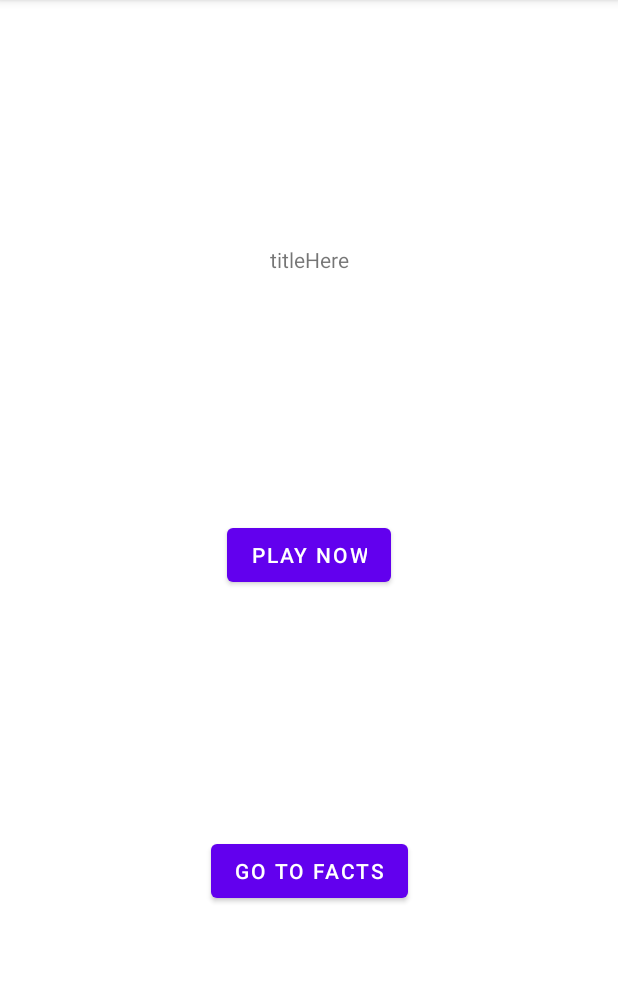
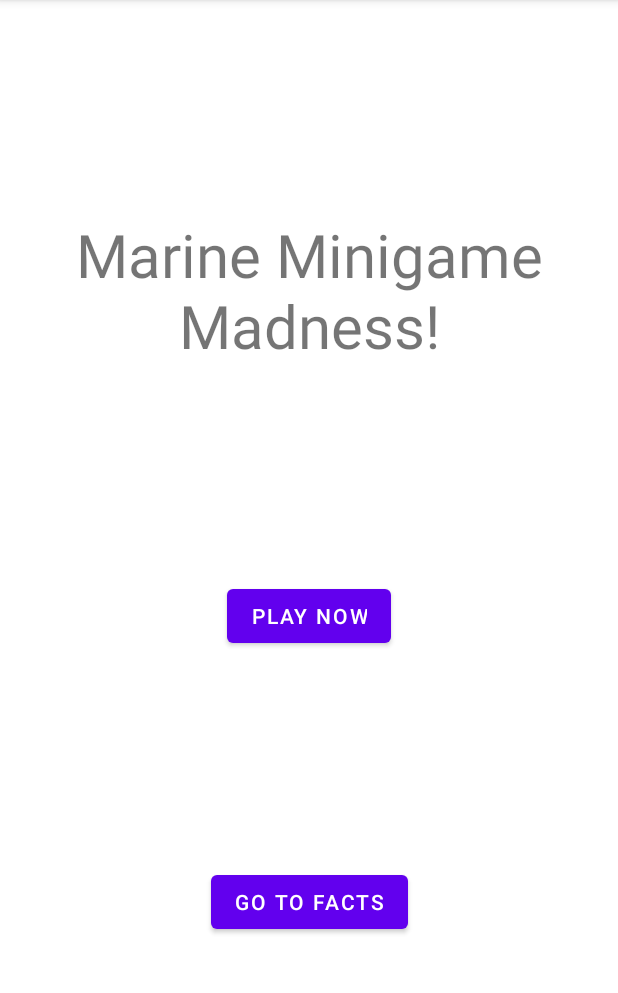
Before and after one commit to SayeTakehara/MarineFinalProj, an Android app: the screen it shows after launch (MainActivity), on a phone screen of 412 x 824 dp, the part 84-1077 px from its top. Run offline under Robolectric (Android 15) with nearby library versions, the phone set to English and light mode, and no system bars; our stand-ins replace navigation-ui.

```diff
--- a/app/build.gradle
+++ b/app/build.gradle
@@ -5,7 +5,7 @@ plugins {
 }
 
 android {
-    compileSdk 33
+    compileSdk 32
 
     defaultConfig {
         applicationId "com.example.marinefinalproj"
--- a/app/src/main/java/com/example/marinefinalproj/FactViewHolder.kt
+++ b/app/src/main/java/com/example/marinefinalproj/FactViewHolder.kt
@@ -8,7 +8,7 @@ class FactViewHolder(val binding: ListItemBinding) : RecyclerView.ViewHolder(bin
 
     fun bindFact(fact: Fact){
         currentFact = fact
-        if(currentFact.seenBefore) {
+        if(!currentFact.seenBefore) {
             binding.factText.text = currentFact.factText
         }
     }
--- a/app/src/main/res/layout/activity_main.xml
+++ b/app/src/main/res/layout/activity_main.xml
@@ -6,7 +6,7 @@
     android:layout_height="match_parent"
     tools:context=".MainActivity">
 
-    <fragment
+    <androidx.fragment.app.FragmentContainerView
         android:layout_width="match_parent"
         android:layout_height="match_parent"
         android:id="@+id/main_fragment"
--- a/app/src/main/res/layout/fragment_fact_page_simple.xml
+++ b/app/src/main/res/layout/fragment_fact_page_simple.xml
@@ -8,8 +8,8 @@
 
     <androidx.recyclerview.widget.RecyclerView
         android:id="@+id/recyclerView"
-        android:layout_width="0dp"
-        android:layout_height="0dp"
+        android:layout_width="match_parent"
+        android:layout_height="match_parent"
         app:layoutManager="androidx.recyclerview.widget.LinearLayoutManager"
         app:layout_constraintBottom_toBottomOf="parent"
         app:layout_constraintEnd_toEndOf="parent"
--- a/app/src/main/res/layout/fragment_minigame_three.xml
+++ b/app/src/main/res/layout/fragment_minigame_three.xml
@@ -10,12 +10,12 @@
     <ImageView
         android:id="@+id/background"
         android:layout_width="0dp"
-        android:layout_height="100dp"
+        android:layout_height="2500dp"
         android:scaleType="centerCrop"
         app:layout_constraintEnd_toEndOf="parent"
         app:layout_constraintStart_toStartOf="parent"
         app:layout_constraintTop_toTopOf="parent"
-        tools:src="@tools:sample/backgrounds/scenic" />
+        android:src="@drawable/ic_launcher_background" />
     <TextView
         android:id="@+id/textView3"
         android:layout_width="wrap_content"
--- a/app/src/main/res/layout/fragment_title.xml
+++ b/app/src/main/res/layout/fragment_title.xml
@@ -10,7 +10,9 @@
         android:id="@+id/titleText"
         android:layout_width="wrap_content"
         android:layout_height="wrap_content"
-        android:text="titleHere"
+        android:text="@string/titleText"
+        android:textSize="40dp"
+        android:gravity="center"
         app:layout_constraintBottom_toTopOf="@+id/playButton"
         app:layout_constraintEnd_toEndOf="parent"
         app:layout_constraintStart_toStartOf="parent"
@@ -20,7 +22,7 @@
         android:id="@+id/playButton"
         android:layout_width="wrap_content"
         android:layout_height="wrap_content"
-        android:text="play now"
+        android:text="@string/playButtonText"
         app:layout_constraintBottom_toTopOf="@+id/factsButton"
         app:layout_constraintEnd_toEndOf="parent"
         app:layout_constraintStart_toStartOf="parent"
@@ -30,7 +32,7 @@
         android:id="@+id/factsButton"
         android:layout_width="wrap_content"
         android:layout_height="wrap_content"
-        android:text="Go to facts"
+        android:text="@string/factsButtonText"
         app:layout_constraintBottom_toBottomOf="parent"
         app:layout_constraintEnd_toEndOf="parent"
         app:layout_constraintStart_toStartOf="parent"
--- a/app/src/main/res/layout/list_item.xml
+++ b/app/src/main/res/layout/list_item.xml
@@ -3,8 +3,7 @@
     xmlns:app="http://schemas.android.com/apk/res-auto"
     xmlns:tools="http://schemas.android.com/tools"
     android:layout_width="match_parent"
-    android:layout_height="wrap_content"
-    android:layout_margin="8dp">
+    android:layout_height="wrap_content">
 
     <TextView
         android:id="@+id/factText"
--- a/app/src/main/res/values/strings.xml
+++ b/app/src/main/res/values/strings.xml
@@ -4,4 +4,7 @@
     <string name="hello_blank_fragment">Hello blank fragment</string>
     <string name="sampleTextFact">Fact here</string>
     <string name="smallMessageSmalltext">Play again?</string>
+    <string name="titleText">Marine Minigame Madness!</string>
+    <string name="playButtonText">play now</string>
+    <string name="factsButtonText">Go to facts</string>
 </resources>
```
Also changed, not shown: app/src/main/java/com/example/marinefinalproj/FactPageSimpleFragment.kt (+8 -0 lines), app/src/main/java/com/example/marinefinalproj/MinigameThreeFragment.kt (+8 -6 lines).
